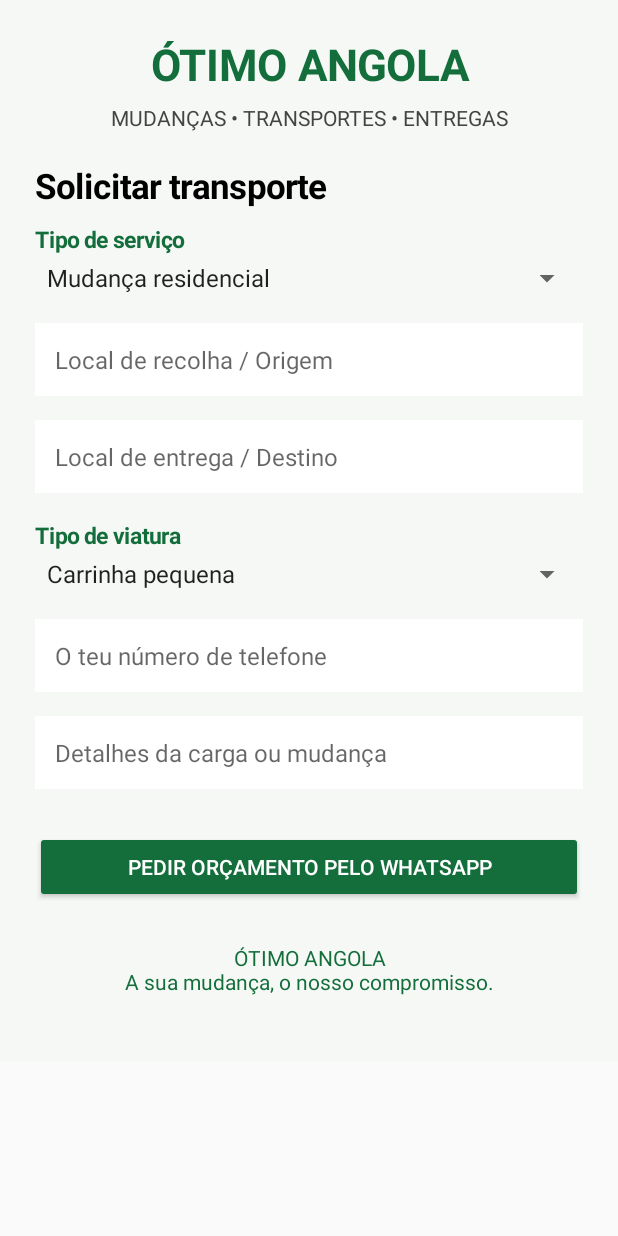
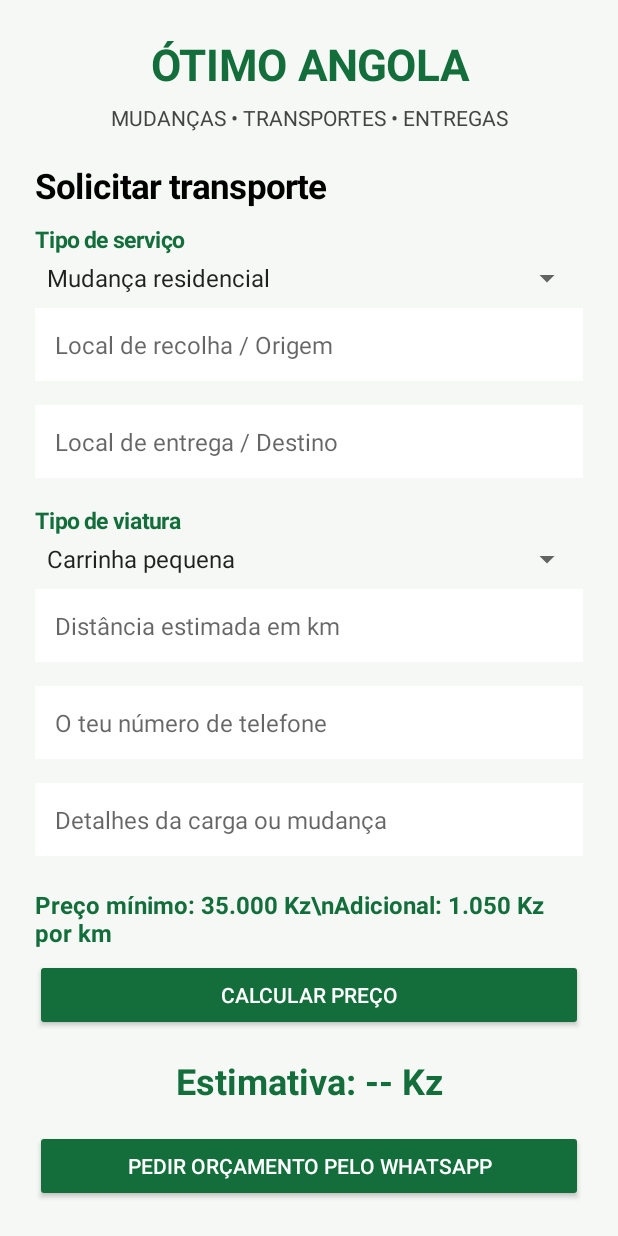
Before and after one commit to novo336/otimo-angola-app, an Android app: the screen it shows after launch (MainActivity), after a tap on "PEDIR ORÇAMENTO PELO WHATSAPP", on a phone screen of 412 x 824 dp. Run offline under Robolectric (Android 15) with nearby library versions, the phone set to English and light mode, and no system bars; 3 other taps on this screen came first.

Commit message:
Atualizar o MainActivity.java

```diff
--- a/app/src/main/java/ao/otimoangola/app/MainActivity.java
+++ b/app/src/main/java/ao/otimoangola/app/MainActivity.java
@@ -1,3 +1,4 @@
+
 package ao.otimoangola.app;
 
 import android.app.Activity;
@@ -7,15 +8,20 @@ import android.graphics.Typeface;
 import android.net.Uri;
 import android.content.Intent;
 import android.view.Gravity;
-import android.view.View;
 import android.widget.*;
+import android.text.InputType;
+import java.text.NumberFormat;
+import java.util.Locale;
 
 public class MainActivity extends Activity {
 
-    private EditText origem, destino, detalhes, telefone;
+    private EditText origem, destino, detalhes, telefone, distancia;
     private Spinner servico, viatura;
+    private TextView precoTexto;
 
     private final int verde = Color.rgb(20, 110, 60);
+    private final int precoBase = 35000;
+    private final int precoKm = 1050;
 
     @Override
     protected void onCreate(Bundle savedInstanceState) {
@@ -61,7 +67,6 @@ public class MainActivity extends Activity {
                 });
 
         origem = criarCampo(layout, "Local de recolha / Origem");
-
         destino = criarCampo(layout, "Local de entrega / Destino");
 
         viatura = criarSpinner(layout, "Tipo de viatura",
@@ -72,9 +77,44 @@ public class MainActivity extends Activity {
                     "Não sei qual preciso"
                 });
 
+        distancia = criarCampo(layout, "Distância estimada em km");
+        distancia.setInputType(
+                InputType.TYPE_CLASS_NUMBER |
+                InputType.TYPE_NUMBER_FLAG_DECIMAL
+        );
+
         telefone = criarCampo(layout, "O teu número de telefone");
+        telefone.setInputType(InputType.TYPE_CLASS_PHONE);
 
         detalhes = criarCampo(layout, "Detalhes da carga ou mudança");
+
+        TextView regra = new TextView(this);
+        regra.setText("Preço mínimo: 35.000 Kz\\n" +
+                "Adicional: 1.050 Kz por km");
+        regra.setTextColor(verde);
+        regra.setTextSize(16);
+        regra.setTypeface(null, Typeface.BOLD);
+        regra.setPadding(0, 20, 0, 10);
+        layout.addView(regra);
+
+        Button calcular = new Button(this);
+        calcular.setText("CALCULAR PREÇO");
+        calcular.setTextColor(Color.WHITE);
+        calcular.setBackgroundTintList(
+                android.content.res.ColorStateList.valueOf(verde)
+        );
+        layout.addView(calcular);
+
+        precoTexto = new TextView(this);
+        precoTexto.setText("Estimativa: -- Kz");
+        precoTexto.setTextSize(24);
+        precoTexto.setTypeface(null, Typeface.BOLD);
+        precoTexto.setTextColor(verde);
+        precoTexto.setGravity(Gravity.CENTER);
+        precoTexto.setPadding(0, 25, 0, 25);
+        layout.addView(precoTexto);
+
+        calcular.setOnClickListener(v -> calcularPreco());
 
         Button enviar = new Button(this);
         enviar.setText("PEDIR ORÇAMENTO PELO WHATSAPP");
@@ -83,22 +123,14 @@ public class MainActivity extends Activity {
                 android.content.res.ColorStateList.valueOf(verde)
         );
 
-        LinearLayout.LayoutParams buttonParams =
-                new LinearLayout.LayoutParams(
-                        LinearLayout.LayoutParams.MATCH_PARENT,
-                        LinearLayout.LayoutParams.WRAP_CONTENT
-                );
-
-        buttonParams.setMargins(0, 30, 0, 20);
-        layout.addView(enviar, buttonParams);
-
+        layout.addView(enviar);
         enviar.setOnClickListener(v -> enviarPedido());
 
         TextView rodape = new TextView(this);
-        rodape.setText("ÓTIMO ANGOLA\nA sua mudança, o nosso compromisso.");
+        rodape.setText("ÓTIMO ANGOLA\\nA sua mudança, o nosso compromisso.");
         rodape.setTextColor(verde);
         rodape.setGravity(Gravity.CENTER);
-        rodape.setPadding(0, 20, 0, 30);
+        rodape.setPadding(0, 30, 0, 30);
         layout.addView(rodape);
 
         setContentView(scroll);
@@ -108,7 +140,6 @@ public class MainActivity extends Activity {
         EditText campo = new EditText(this);
         campo.setHint(hint);
         campo.setTextSize(16);
-        campo.setSingleLine(false);
         campo.setPadding(20, 20, 20, 20);
         campo.setBackgroundColor(Color.WHITE);
 
@@ -149,17 +180,49 @@ public class MainActivity extends Activity {
         );
 
         spinner.setAdapter(adapter);
+        layout.addView(spinner);
 
-        LinearLayout.LayoutParams params =
-                new LinearLayout.LayoutParams(
-                        LinearLayout.LayoutParams.MATCH_PARENT,
-                        LinearLayout.LayoutParams.WRAP_CONTENT
+        return spinner;
+    }
+
+    private long calcularValor() {
+        String textoKm = distancia.getText().toString().trim()
+                .replace(",", ".");
+
+        if (textoKm.isEmpty()) {
+            return -1;
+        }
+
+        try {
+            double km = Double.parseDouble(textoKm);
+
+            if (km <= 0 || km > 10000) {
+                return -1;
+            }
+
+            return Math.round(precoBase + (km * precoKm));
+
+        } catch (NumberFormatException e) {
+            return -1;
+        }
+    }
+
+    private void calcularPreco() {
+        long preco = calcularValor();
+
+        if (preco < 0) {
+            Toast.makeText(this,
+                    "Introduz uma distância válida em quilómetros.",
+                    Toast.LENGTH_LONG).show();
+            return;
+        }
+
+        NumberFormat formato = NumberFormat.getInstance(
+                new Locale("pt", "AO")
         );
 
-        params.setMargins(0, 0, 0, 15);
-        layout.addView(spinner, params);
-
-        return spinner;
+        precoTexto.setText("Estimativa: " +
+                formato.format(preco) + " Kz");
     }
 
     private void enviarPedido() {
@@ -170,56 +233,57 @@ public class MainActivity extends Activity {
         String det = detalhes.getText().toString().trim();
 
         if (o.isEmpty() || d.isEmpty() || t.isEmpty()) {
-            Toast.makeText(
-                    this,
-                    "Preenche a origem, destino e telefone.",
-                    Toast.LENGTH_LONG
-            ).show();
+            Toast.makeText(this,
+                    "Preenche origem, destino e telefone.",
+                    Toast.LENGTH_LONG).show();
             return;
         }
 
-        String tipo = servico.getSelectedItem().toString();
-        String carro = viatura.getSelectedItem().toString();
+        long preco = calcularValor();
 
-        String mensagem =
-                "🚚 *NOVO PEDIDO - ÓTIMO ANGOLA*%0A" +
-                "Serviço: " + tipo + "%0A" +
-                "Origem: " + o + "%0A" +
-                "Destino: " + d + "%0A" +
-                "Viatura: " + carro + "%0A" +
-                "Telefone do cliente: " + t + "%0A" +
+        if (preco < 0) {
+            Toast.makeText(this,
+                    "Introduz uma distância válida antes de continuar.",
+                    Toast.LENGTH_LONG).show();
+            return;
+        }
+
+        NumberFormat formato = NumberFormat.getInstance(
+                new Locale("pt", "AO")
+        );
+
+        String texto =
+                "NOVO PEDIDO - OTIMO ANGOLA\\n" +
+                "Serviço: " + servico.getSelectedItem() + "\\n" +
+                "Origem: " + o + "\\n" +
+                "Destino: " + d + "\\n" +
+                "Viatura: " + viatura.getSelectedItem() + "\\n" +
+                "Distância: " + distancia.getText() + " km\\n" +
+                "Preço estimado: " + formato.format(preco) + " Kz\\n" +
+                "Telefone: " + t + "\\n" +
                 "Detalhes: " + det;
 
-        abrirWhatsApp(mensagem);
+        abrirWhatsApp(texto);
     }
 
-    private void abrirWhatsApp(String mensagem) {
+    private void abrirWhatsApp(String texto) {
 
-        // SUBSTITUI PELO NÚMERO REAL DA ÓTIMO ANGOLA
         String numero = "244900000000";
-
-        String texto =
-                "🚚 NOVO PEDIDO - ÓTIMO ANGOLA\n" +
-                "Serviço: " + servico.getSelectedItem() + "\n" +
-                "Origem: " + origem.getText().toString() + "\n" +
-                "Destino: " + destino.getText().toString() + "\n" +
-                "Viatura: " + viatura.getSelectedItem() + "\n" +
-                "Telefone: " + telefone.getText().toString() + "\n" +
-                "Detalhes: " + detalhes.getText().toString();
 
         String url = "https://wa.me/" + numero +
                 "?text=" + Uri.encode(texto);
 
-        Intent intent = new Intent(Intent.ACTION_VIEW, Uri.parse(url));
+        Intent intent = new Intent(
+                Intent.ACTION_VIEW,
+                Uri.parse(url)
+        );
 
         try {
             startActivity(intent);
         } catch (Exception e) {
-            Toast.makeText(
-                    this,
+            Toast.makeText(this,
                     "Não foi possível abrir o WhatsApp.",
-                    Toast.LENGTH_LONG
-            ).show();
+                    Toast.LENGTH_LONG).show();
         }
     }
 }
```
Lines whose indentation alone changed are shown as unchanged.
